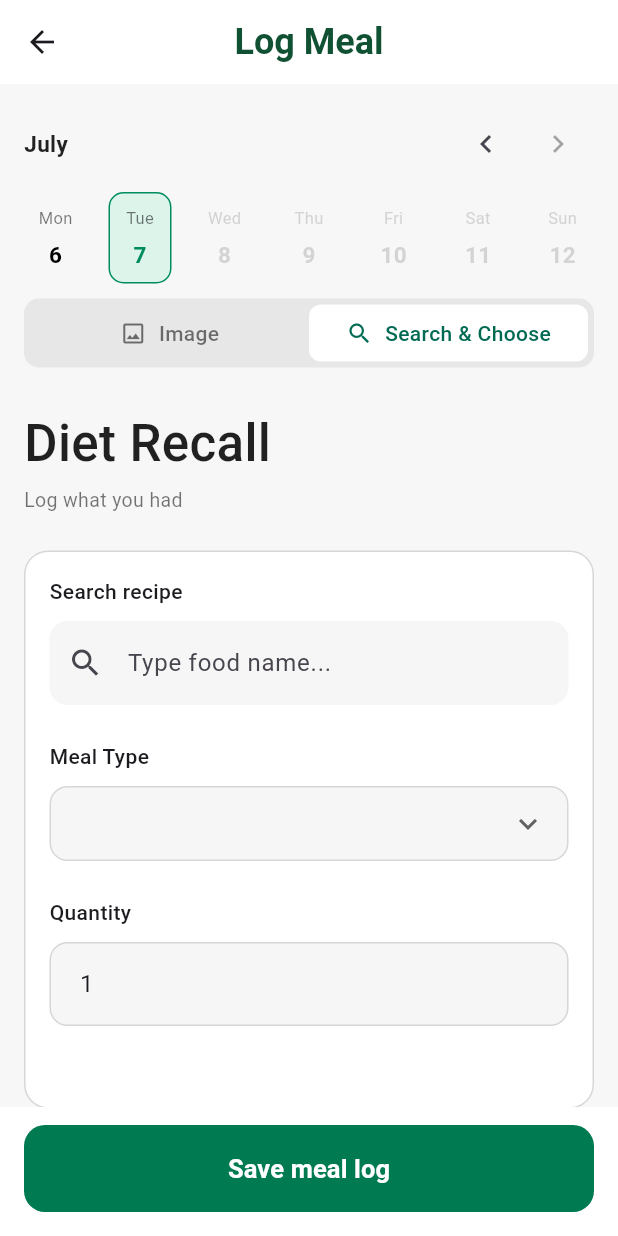
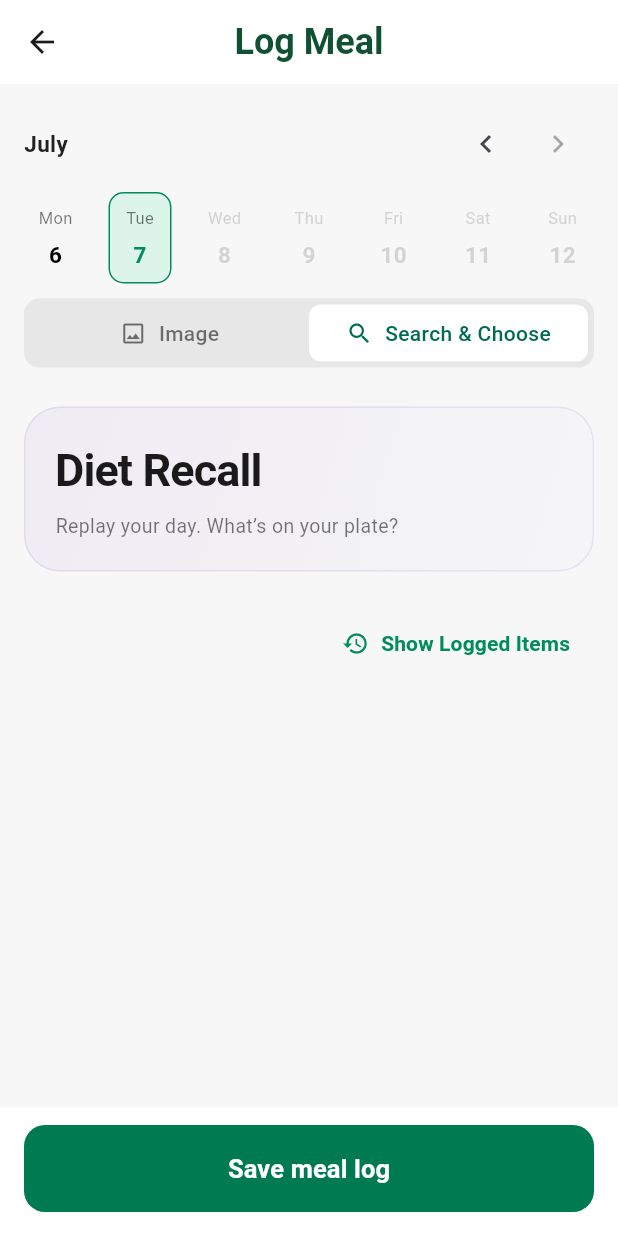
Before and after one commit to DataScienceSJRI/adam-fe, a Flutter app: the LogMealScreen screen opened directly with empty values, on a phone screen of 412 x 824 dp. Run offline on Flutter 3.47's test engine with Material 3 defaults, Android fonts, the phone set to English and light mode, and no system bars; our stand-ins replace camera, fl_chart, flutter_bloc, package_info_plus, shared_preferences, shimmer and 1 more; missing offline and left inert: onesignal_flutter; accounts and stored records are empty; network calls fail.

```diff
--- a/lib/ui/screens/log_meal/log_meal_screen.dart
+++ b/lib/ui/screens/log_meal/log_meal_screen.dart
@@ -62,7 +62,6 @@ class _LogMealScreenState extends State<LogMealScreen> {
   void initState() {
     super.initState();
     isImageSelected = widget.tab;
-    // savedMealPlan();
     _loadMealPlan(selectedDate);
     _fetchRecall(selectedDate);
     print("meal is ${widget.meal}");
@@ -280,47 +279,6 @@ class _LogMealScreenState extends State<LogMealScreen> {
                                   debugPrint(e.toString());
                                 }
                               },
-                              // onTap: () async {
-                              //   setSheetState(() => isUploading = true);
-                              //   try {
-                              //     final image = await _cameraController!
-                              //         .takePicture();
-                              //     final file = File(image.path);
-                              //
-                              //     final imageUrl = await _dietRecallRepository
-                              //         .uploadMealImage(
-                              //           file: file,
-                              //           mealSlot: selectedMealType,
-                              //           isPreMeal: isPreMeal,
-                              //         );
-                              //
-                              //     await _dietRecallRepository.saveImageRecall(
-                              //       imageUrlPre: isPreMeal ? imageUrl : "",
-                              //       imageUrlPost: !isPreMeal ? imageUrl : null,
-                              //       mealSlot: selectedMealType.toLowerCase(),
-                              //       planId: widget.planId ?? "",
-                              //     );
-                              //
-                              //     if (mounted) {
-                              //       setState(() {
-                              //         if (isPreMeal) {
-                              //           preMealImage = file;
-                              //         } else {
-                              //           postMealImage = file;
-                              //         }
-                              //       });
-                              //       AppSnackBar.show(
-                              //         context,
-                              //         message:
-                              //             "${selectedMealType} logged successfully",
-                              //         type: SnackBarType.success,
-                              //       );
-                              //       Navigator.pop(context);
-                              //     }
-                              //   } catch (e) {
-                              //     setSheetState(() => isUploading = false);
-                              //   }
-                              // },
                               child: Container(
                                 height: 78,
                                 width: 78,
@@ -381,7 +339,10 @@ class _LogMealScreenState extends State<LogMealScreen> {
 
                                 await _openCamera(isPreMeal: isPreMeal);
                               },
-                              child: const Text("Retake",style: TextStyle(color: Colors.green),),
+                              child: const Text(
+                                "Retake",
+                                style: TextStyle(color: Colors.green),
+                              ),
                             ),
                           ),
 
@@ -456,7 +417,10 @@ class _LogMealScreenState extends State<LogMealScreen> {
                                         strokeWidth: 2,
                                       ),
                                     )
-                                  : const Text("Save Image",style: TextStyle(color: Colors.green),),
+                                  : const Text(
+                                      "Save Image",
+                                      style: TextStyle(color: Colors.green),
+                                    ),
                             ),
                           ),
                         ],
@@ -1600,7 +1564,6 @@ class _LogMealScreenState extends State<LogMealScreen> {
                               print("Quantity => ${quantityController.text}");
                               print("Meal Time => $selectedMealTime");
 
-                              // TODO:
                               await _dietRepo.editRecall(
                                 recallId: item['id'],
                                 foodName: recipeController.text,
@@ -2084,24 +2047,52 @@ class _LogMealScreenState extends State<LogMealScreen> {
     return Column(
       crossAxisAlignment: CrossAxisAlignment.start,
       children: [
-        const Text(
+        Container(
+          width: double.infinity,
+          padding: const EdgeInsets.all(20),
+          decoration: BoxDecoration(
+            gradient: LinearGradient(
+              colors: [
+                Colors.deepPurple.withOpacity(0.06),
+                Colors.deepPurple.withOpacity(0.01),
+              ],
+              begin: Alignment.topLeft,
+              end: Alignment.bottomRight,
+            ),
+            borderRadius: BorderRadius.circular(24),
+            border: Border.all(color: Colors.deepPurple.withOpacity(0.1)),
+          ),
+          child: const Row(
+            mainAxisAlignment: MainAxisAlignment.spaceBetween,
+            children: [
+              Column(
+                crossAxisAlignment: CrossAxisAlignment.start,
+                children: [
+                  Text(
                     'Diet Recall',
                     style: TextStyle(
-            fontSize: 34,
-            fontWeight: FontWeight.w500,
-            color: Colors.black87,
-          ),
-        ),
-
-        const SizedBox(height: 4),
-
-        const Text(
-          'Log what you had',
-          style: TextStyle(fontSize: 13, color: Colors.black54),
-        ),
-
+                      fontSize: 30,
+                      fontWeight: FontWeight.w700,
+                      letterSpacing: -0.6,
+                      color: Color(0xFF1A1A1A),
+                    ),
+                  ),
+                  SizedBox(height: 6),
+                  Text(
+                    'Replay your day. What’s on your plate?',
+                    style: TextStyle(
+                      fontSize: 13,
+                      fontWeight: FontWeight.w400,
+                      color: Colors.black54,
+                    ),
+                  ),
+                ],
+              ),
+            ],
+          ),
+        ),
         const SizedBox(height: 24),
-
+        if (widget.didEatPlanned == false)
           Container(
             padding: const EdgeInsets.all(16),
             decoration: BoxDecoration(
@@ -2212,7 +2203,9 @@ class _LogMealScreenState extends State<LogMealScreen> {
                             decoration: BoxDecoration(
                               color: const Color(0xFFF8F8F8),
                               borderRadius: BorderRadius.circular(12),
-                            border: Border.all(color: const Color(0xFFE4E4E4)),
+                              border: Border.all(
+                                color: const Color(0xFFE4E4E4),
+                              ),
                             ),
 
                             child: Row(
@@ -2232,7 +2225,9 @@ class _LogMealScreenState extends State<LogMealScreen> {
                                         width: 50,
                                         decoration: BoxDecoration(
                                           color: const Color(0xFFE7F5EF),
-                                        borderRadius: BorderRadius.circular(10),
+                                          borderRadius: BorderRadius.circular(
+                                            10,
+                                          ),
                                         ),
 
                                         child: const Icon(
@@ -2255,9 +2250,8 @@ class _LogMealScreenState extends State<LogMealScreen> {
 
                                             decoration: BoxDecoration(
                                               color: const Color(0xFFE7F5EF),
-                                            borderRadius: BorderRadius.circular(
-                                              10,
-                                            ),
+                                              borderRadius:
+                                                  BorderRadius.circular(10),
                                             ),
 
                                             child: SizedBox(
@@ -2273,7 +2267,8 @@ class _LogMealScreenState extends State<LogMealScreen> {
 
                                 Expanded(
                                   child: Column(
-                                  crossAxisAlignment: CrossAxisAlignment.start,
+                                    crossAxisAlignment:
+                                        CrossAxisAlignment.start,
                                     children: [
                                       Text(
                                         recipe.recipeName,
@@ -2335,7 +2330,10 @@ class _LogMealScreenState extends State<LogMealScreen> {
                         return DropdownMenuItem(
                           value: meal,
 
-                        child: Text(meal, style: const TextStyle(fontSize: 15)),
+                          child: Text(
+                            meal,
+                            style: const TextStyle(fontSize: 15),
+                          ),
                         );
                       }).toList(),
 
@@ -2410,7 +2408,9 @@ class _LogMealScreenState extends State<LogMealScreen> {
                               SizedBox(
                                 height: 16,
                                 width: 16,
-                              child: CircularProgressIndicator(strokeWidth: 2),
+                                child: CircularProgressIndicator(
+                                  strokeWidth: 2,
+                                ),
                               ),
                               SizedBox(width: 10),
                               Text("Loading serving units..."),
@@ -2459,7 +2459,7 @@ class _LogMealScreenState extends State<LogMealScreen> {
             ),
           ),
 
-        const SizedBox(height: 34),
+        if (widget.didEatPlanned == false) const SizedBox(height: 34),
       ],
     );
   }
@@ -2547,6 +2547,10 @@ class _LogMealScreenState extends State<LogMealScreen> {
                   );
                 }
               } else if (widget.didEatPlanned == true) {
+                debugPrint(
+                  "savedMeals: ${savedMeals.map((e) => e.mealType).toList()}",
+                );
+                debugPrint("selectedMealGroups: $selectedMealGroups");
                 final firstMeal = savedMeals.firstWhere(
                   (m) => selectedMealGroups.contains(m.mealType),
                 );
@@ -2555,7 +2559,7 @@ class _LogMealScreenState extends State<LogMealScreen> {
                   recipeCode: firstMeal.recipeCode ?? "",
                   mealSlot: firstMeal.mealType.toLowerCase(),
                   quantity: firstMeal.quantity.toString(),
-                  didEatAsPlanned: true,
+                  didEatAsPlanned: widget.didEatPlanned ?? false,
                   planId: firstMeal.planId,
                   date: targetDateString,
                 );
```
Also changed, not shown: pubspec.yaml (+23 -66 lines), pubspec.lock, 36 other files. Lines whose indentation alone changed are shown as unchanged.
